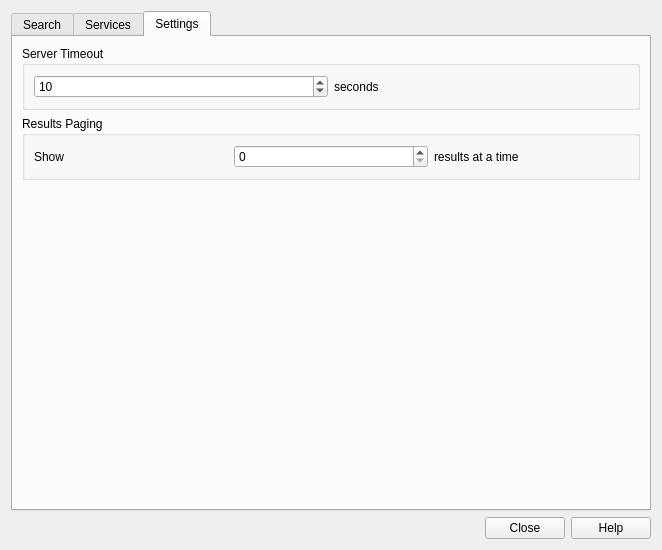
Qt form python/plugins/MetaSearch/ui/maindialog.ui (qgis/QGIS) before a commit.
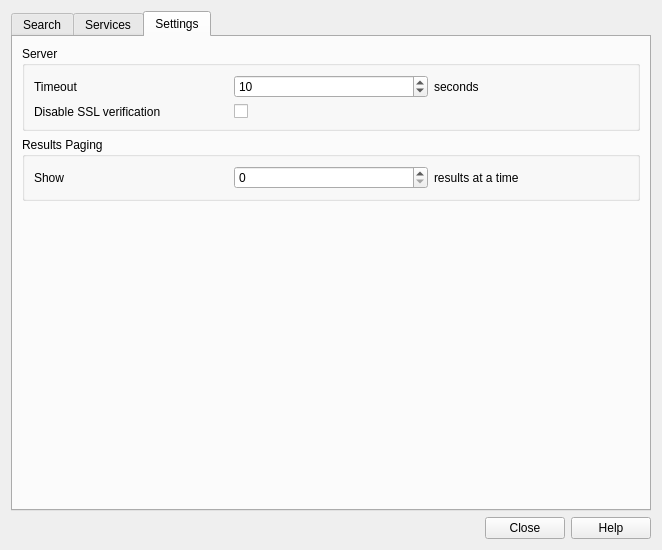
The same form after that commit. Icons and pictures are not drawn. Custom widgets are drawn as their Qt base class.

```diff
--- a/python/plugins/MetaSearch/ui/maindialog.ui
+++ b/python/plugins/MetaSearch/ui/maindialog.ui
@@ -6,7 +6,7 @@
    <rect>
     <x>0</x>
     <y>0</y>
-    <width>656</width>
+    <width>658</width>
     <height>550</height>
    </rect>
   </property>
@@ -488,23 +488,44 @@
        <item>
         <widget class="QGroupBox" name="groupBox_4">
          <property name="title">
-          <string>Server Timeout</string>
+          <string>Server</string>
          </property>
-         <layout class="QHBoxLayout" name="horizontalLayout">
-          <item>
+         <layout class="QGridLayout" name="gridLayout_4">
+          <item row="0" column="2">
            <widget class="QSpinBox" name="spnTimeout">
             <property name="value">
              <number>10</number>
             </property>
            </widget>
           </item>
-          <item>
+          <item row="1" column="0">
+           <widget class="QLabel" name="label_11">
+            <property name="text">
+             <string>Disable SSL verification</string>
+            </property>
+           </widget>
+          </item>
+          <item row="1" column="2">
+           <widget class="QCheckBox" name="disableSSLVerification">
+            <property name="text">
+             <string/>
+            </property>
+           </widget>
+          </item>
+          <item row="0" column="3">
            <widget class="QLabel" name="label_9">
             <property name="text">
              <string>seconds</string>
             </property>
            </widget>
           </item>
+          <item row="0" column="0">
+           <widget class="QLabel" name="label_10">
+            <property name="text">
+             <string>Timeout</string>
+            </property>
+           </widget>
+          </item>
          </layout>
         </widget>
        </item>
```
